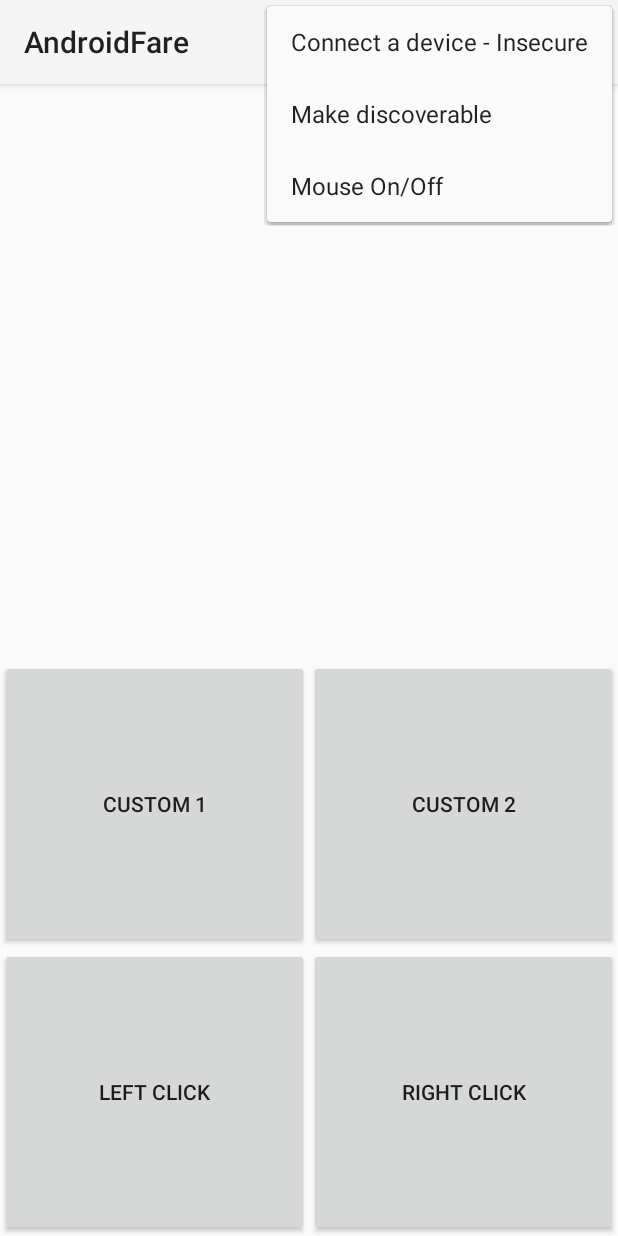
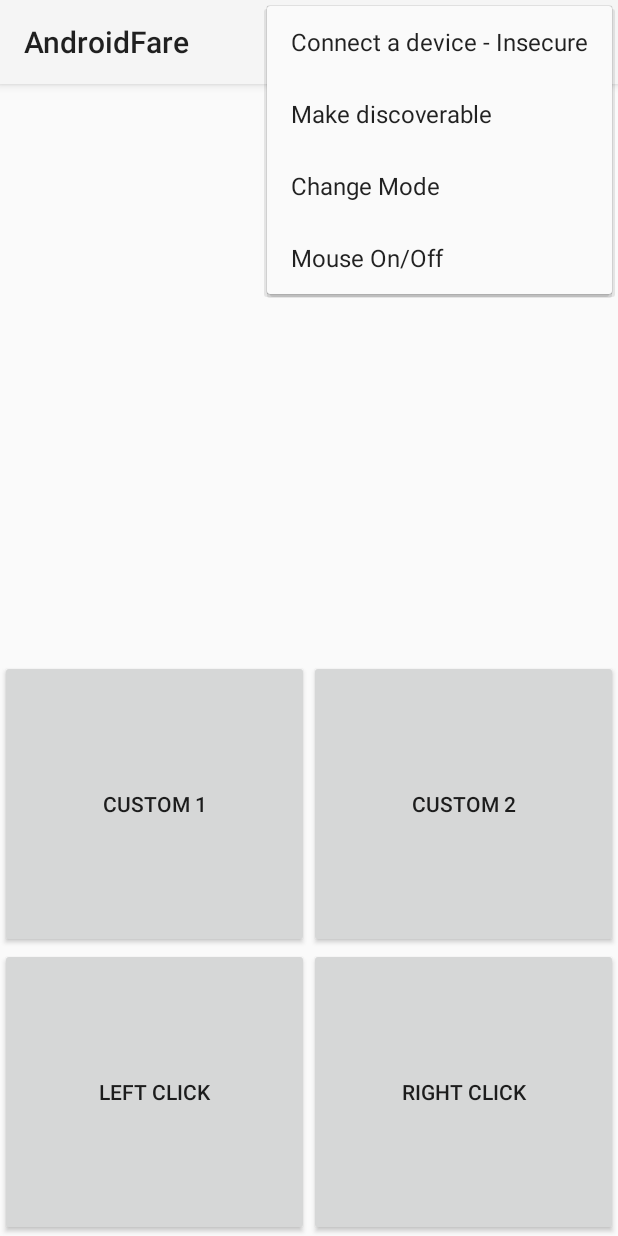
Before and after one commit to canguler/android_fare, an Android app: the screen it shows after launch (MainActivity), with the options menu open, on a phone screen of 412 x 824 dp. Run offline under Robolectric (Android 15) with nearby library versions, the phone set to English and light mode, and no system bars.

Commit message:
Adds a change mode button.

```diff
--- a/Application/src/main/java/com/example/android/bluetoothchat/BluetoothChatFragment.java
+++ b/Application/src/main/java/com/example/android/bluetoothchat/BluetoothChatFragment.java
@@ -474,6 +474,9 @@ public class BluetoothChatFragment extends Fragment implements SensorEventListen
                 ensureDiscoverable();
                 return true;
             }
+            case R.id.change_mode: {
+                sendMessage("C 0 0");
+            }
         }
         return false;
     }
--- a/Application/src/main/res/menu/bluetooth_chat.xml
+++ b/Application/src/main/res/menu/bluetooth_chat.xml
@@ -30,6 +30,10 @@
         android:showAsAction="never"
         android:title="@string/discoverable"/>
     <item
+        android:id="@+id/change_mode"
+        android:showAsAction="never"
+        android:title="Change Mode"/>
+    <item
         android:id="@+id/connect_mouse"
         android:showAsAction="never"
         android:title="Mouse On/Off"/>
```
